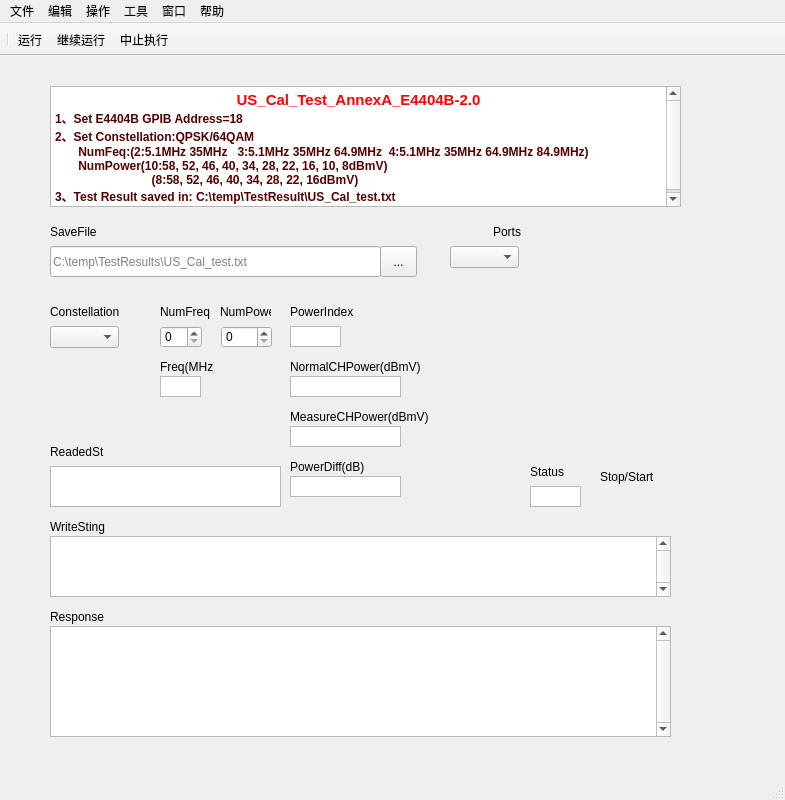
Before: the Qt Designer form UI/US_Cal_Test.ui in onWayLa/RF_Bench_Test, drawn with Qt 5.
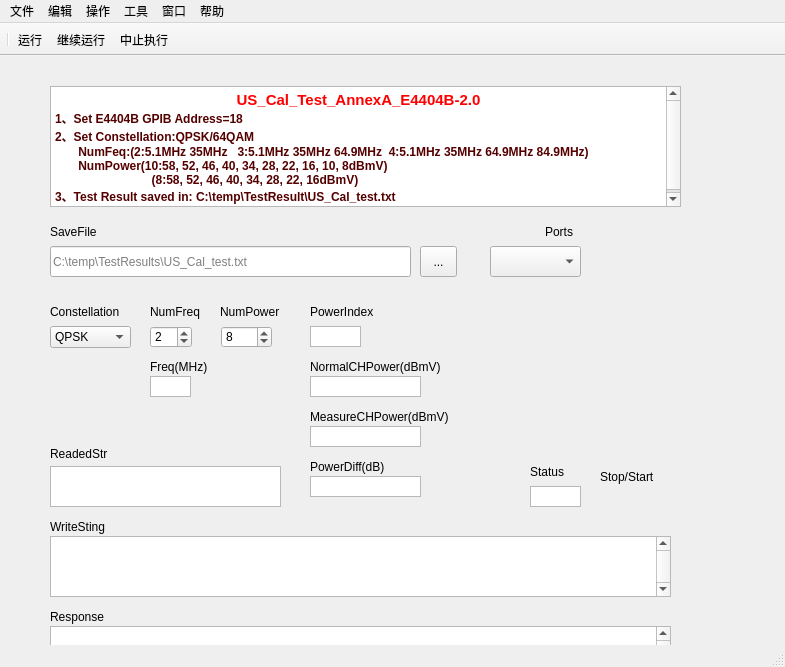
After: the same form once the commit is applied.

```diff
--- a/UI/US_Cal_Test.ui
+++ b/UI/US_Cal_Test.ui
@@ -7,7 +7,7 @@
     <x>0</x>
     <y>0</y>
     <width>785</width>
-    <height>800</height>
+    <height>667</height>
    </rect>
   </property>
   <property name="maximumSize">
@@ -61,7 +61,7 @@
      <rect>
       <x>50</x>
       <y>190</y>
-      <width>331</width>
+      <width>361</width>
       <height>31</height>
      </rect>
     </property>
@@ -74,10 +74,25 @@
      <rect>
       <x>50</x>
       <y>270</y>
-      <width>69</width>
+      <width>81</width>
       <height>22</height>
      </rect>
     </property>
+    <item>
+     <property name="text">
+      <string>QPSK</string>
+     </property>
+    </item>
+    <item>
+     <property name="text">
+      <string>64QAM</string>
+     </property>
+    </item>
+    <item>
+     <property name="text">
+      <string>256QAM</string>
+     </property>
+    </item>
    </widget>
    <widget class="QLabel" name="label_constellation">
     <property name="geometry">
@@ -95,9 +110,9 @@
    <widget class="QLabel" name="label_numfreq">
     <property name="geometry">
      <rect>
-      <x>160</x>
+      <x>150</x>
       <y>240</y>
-      <width>51</width>
+      <width>61</width>
       <height>31</height>
      </rect>
     </property>
@@ -108,14 +123,14 @@
    <widget class="QSpinBox" name="spinBox_numfreq">
     <property name="geometry">
      <rect>
-      <x>160</x>
+      <x>150</x>
       <y>270</y>
       <width>42</width>
       <height>22</height>
      </rect>
     </property>
     <property name="value">
-     <number>0</number>
+     <number>2</number>
     </property>
    </widget>
    <widget class="QSpinBox" name="spinBox_numpower">
@@ -127,13 +142,16 @@
       <height>22</height>
      </rect>
     </property>
+    <property name="value">
+     <number>8</number>
+    </property>
    </widget>
    <widget class="QLabel" name="label_numpower">
     <property name="geometry">
      <rect>
       <x>220</x>
       <y>240</y>
-      <width>51</width>
+      <width>71</width>
       <height>31</height>
      </rect>
     </property>
@@ -144,7 +162,7 @@
    <widget class="QLabel" name="label_numpower_2">
     <property name="geometry">
      <rect>
-      <x>290</x>
+      <x>310</x>
       <y>240</y>
       <width>71</width>
       <height>31</height>
@@ -157,7 +175,7 @@
    <widget class="QLabel" name="label_resource_name">
     <property name="geometry">
      <rect>
-      <x>440</x>
+      <x>492</x>
       <y>160</y>
       <width>81</width>
       <height>31</height>
@@ -173,10 +191,10 @@
    <widget class="QComboBox" name="comboBox_Ports">
     <property name="geometry">
      <rect>
-      <x>450</x>
+      <x>490</x>
       <y>190</y>
-      <width>69</width>
-      <height>22</height>
+      <width>91</width>
+      <height>31</height>
      </rect>
     </property>
    </widget>
@@ -201,8 +219,8 @@
      <rect>
       <x>50</x>
       <y>390</y>
-      <width>54</width>
-      <height>12</height>
+      <width>71</width>
+      <height>16</height>
      </rect>
     </property>
     <property name="text">
@@ -241,9 +259,9 @@
    <widget class="QLabel" name="label_Freqcurrent">
     <property name="geometry">
      <rect>
-      <x>160</x>
+      <x>150</x>
       <y>300</y>
-      <width>54</width>
+      <width>71</width>
       <height>21</height>
      </rect>
     </property>
@@ -254,7 +272,7 @@
    <widget class="QTextBrowser" name="textBrowser_freqCurrent">
     <property name="geometry">
      <rect>
-      <x>160</x>
+      <x>150</x>
       <y>320</y>
       <width>41</width>
       <height>21</height>
@@ -270,7 +288,7 @@
    <widget class="QTextBrowser" name="textBrowser_powerindex">
     <property name="geometry">
      <rect>
-      <x>290</x>
+      <x>310</x>
       <y>270</y>
       <width>51</width>
       <height>21</height>
@@ -286,7 +304,7 @@
    <widget class="QLabel" name="label_normalCHP">
     <property name="geometry">
      <rect>
-      <x>290</x>
+      <x>310</x>
       <y>300</y>
       <width>151</width>
       <height>21</height>
@@ -299,7 +317,7 @@
    <widget class="QTextBrowser" name="textBrowse_normalCHP">
     <property name="geometry">
      <rect>
-      <x>290</x>
+      <x>310</x>
       <y>320</y>
       <width>111</width>
       <height>21</height>
@@ -315,7 +333,7 @@
    <widget class="QTextBrowser" name="textBrowser_measureCHP">
     <property name="geometry">
      <rect>
-      <x>290</x>
+      <x>310</x>
       <y>370</y>
       <width>111</width>
       <height>21</height>
@@ -331,7 +349,7 @@
    <widget class="QLabel" name="label_measureCHP">
     <property name="geometry">
      <rect>
-      <x>290</x>
+      <x>310</x>
       <y>350</y>
       <width>151</width>
       <height>21</height>
@@ -373,7 +391,7 @@
    <widget class="QTextBrowser" name="textBrowser_powerDiff">
     <property name="geometry">
      <rect>
-      <x>290</x>
+      <x>310</x>
       <y>420</y>
       <width>111</width>
       <height>21</height>
@@ -389,7 +407,7 @@
    <widget class="QLabel" name="label_powerDiff">
     <property name="geometry">
      <rect>
-      <x>290</x>
+      <x>310</x>
       <y>400</y>
       <width>151</width>
       <height>21</height>
@@ -444,7 +462,7 @@
    <widget class="QToolButton" name="toolButton_choosepath">
     <property name="geometry">
      <rect>
-      <x>380</x>
+      <x>420</x>
       <y>190</y>
       <width>37</width>
       <height>31</height>
```
Left out of the diff: 21 changed lines with no effect on the pictures.
